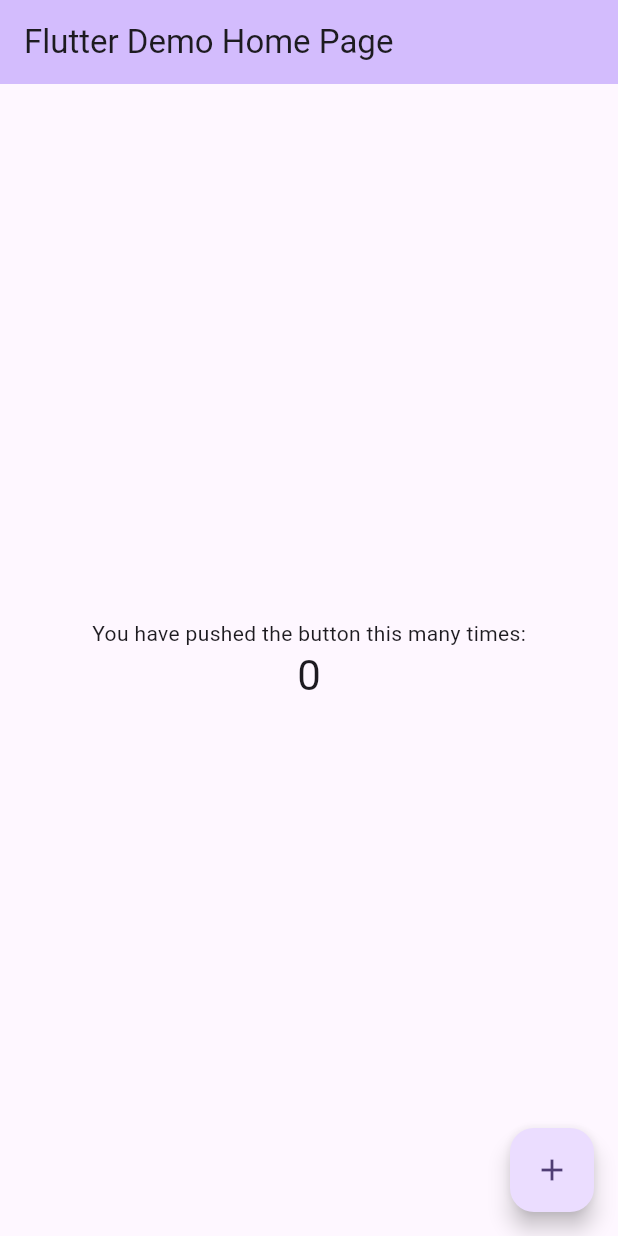
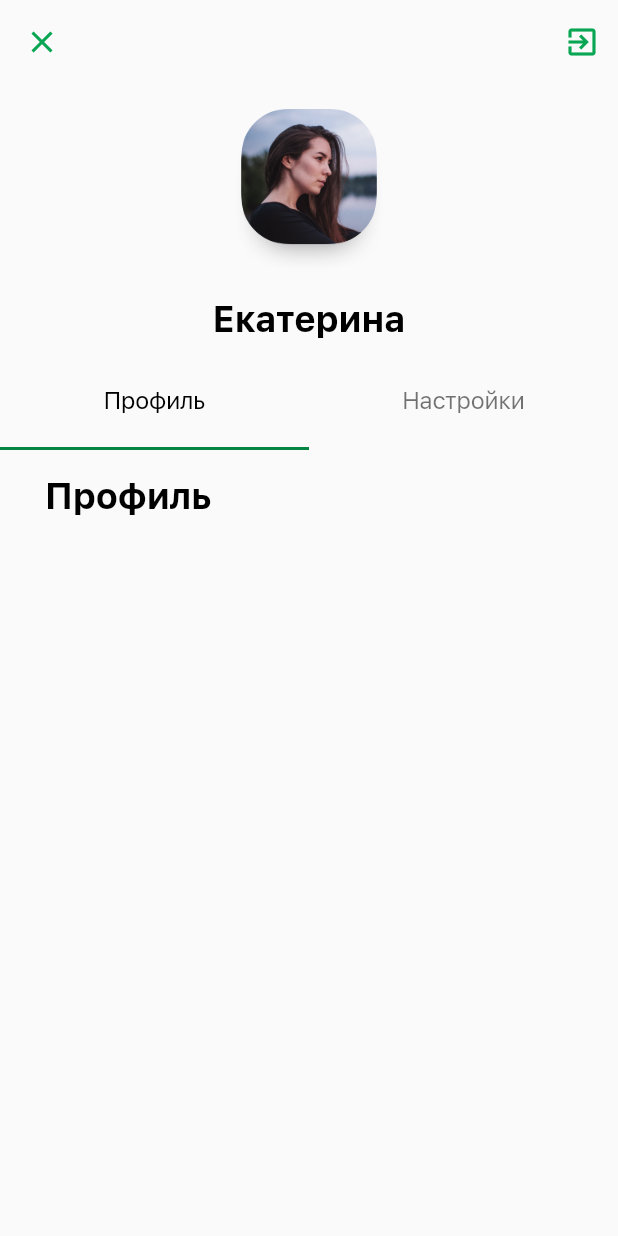
Before and after one commit to SuperJK55/flutter_effective_lab, a Flutter app: the screen it shows after launch, on a phone screen of 412 x 824 dp. Run offline on Flutter 3.47's test engine with Material 3 defaults, Android fonts, the phone set to English and light mode, and no system bars.

Commit message:
Added app bar and screens

```diff
--- a/lib/main.dart
+++ b/lib/main.dart
@@ -1,4 +1,6 @@
 import 'package:flutter/material.dart';
+import 'package:flutter_effective_lab/theme/MyAppTheme.dart';
+import 'package:flutter_effective_lab/pages/MainScreen.dart';
 
 void main() {
   runApp(const MyApp());
@@ -7,63 +9,13 @@ void main() {
 class MyApp extends StatelessWidget {
   const MyApp({super.key});
 
+  // This widget is the root of your application.
   @override
   Widget build(BuildContext context) {
     return MaterialApp(
       title: 'Flutter Demo',
-      theme: ThemeData(
-        colorScheme: ColorScheme.fromSeed(seedColor: Colors.deepPurple),
-        useMaterial3: true,
-      ),
-      home: const MyHomePage(title: 'Flutter Demo Home Page'),
+      theme: lightTheme(context),
+      home: const MainScreen(),
     );
   }
 }
-
-class MyHomePage extends StatefulWidget {
-  const MyHomePage({super.key, required this.title});
-
-  final String title;
-
-  @override
-  State<MyHomePage> createState() => _MyHomePageState();
-}
-
-class _MyHomePageState extends State<MyHomePage> {
-  int _counter = 0;
-
-  void _incrementCounter() {
-    setState(() {
-      _counter++;
-    });
-  }
-
-  @override
-  Widget build(BuildContext context) {
-    return Scaffold(
-      appBar: AppBar(
-        backgroundColor: Theme.of(context).colorScheme.inversePrimary,
-        title: Text(widget.title),
-      ),
-      body: Center(
-        child: Column(
-          mainAxisAlignment: MainAxisAlignment.center,
-          children: <Widget>[
-            const Text(
-              'You have pushed the button this many times:',
-            ),
-            Text(
-              '$_counter',
-              style: Theme.of(context).textTheme.headlineMedium,
-            ),
-          ],
-        ),
-      ),
-      floatingActionButton: FloatingActionButton(
-        onPressed: _incrementCounter,
-        tooltip: 'Increment',
-        child: const Icon(Icons.add),
-      ),
-    );
-  }
-}
--- /dev/null
+++ b/lib/pages/MainScreen.dart
@@ -0,0 +1,36 @@
+import 'package:flutter/material.dart';
+import 'package:flutter_effective_lab/widgets/CustomSliverAppBar.dart';
+import 'package:flutter_effective_lab/pages/SettingsScreen.dart';
+import 'package:flutter_effective_lab/pages/ProfileScreen.dart';
+
+class MainScreen extends StatefulWidget {
+  const MainScreen({super.key});
+
+  @override
+  State<MainScreen> createState() => _MyMainScreenState();
+}
+
+class _MyMainScreenState extends State<MainScreen> {
+  @override
+  Widget build(BuildContext context) {
+    return Scaffold(
+      body: DefaultTabController(
+        length: 2,
+        initialIndex: 0,
+        child: NestedScrollView(
+          headerSliverBuilder: (BuildContext context, bool innerBoxIsScrolled) {
+            return <Widget>[
+              const CustomSliverAppBar(),
+            ];
+          },
+          body: const TabBarView(
+            children: [
+              ProfileScreen(),
+              SettingsScreen(),
+            ],
+          ),
+        ),
+      ),
+    );
+  }
+}
--- /dev/null
+++ b/lib/pages/ProfileScreen.dart
@@ -0,0 +1,21 @@
+import 'package:flutter/material.dart';
+
+class ProfileScreen extends StatefulWidget {
+  const ProfileScreen({super.key});
+
+  @override
+  State<ProfileScreen> createState() => _MySettingsPageState();
+}
+
+class _MySettingsPageState extends State<ProfileScreen> {
+  @override
+  Widget build(BuildContext context) {
+    return Padding(
+        padding: const EdgeInsets.symmetric(vertical: 30,horizontal: 30),
+        child: Text(
+          'Профиль',
+          style: Theme.of(context).textTheme.titleLarge,
+        )
+      );
+  }
+}
```
Also changed, not shown: lib/pages/SettingsScreen.dart (added, +21 -0 lines), lib/widgets/CustomSliverAppBar.dart (added, +72 -0 lines).
